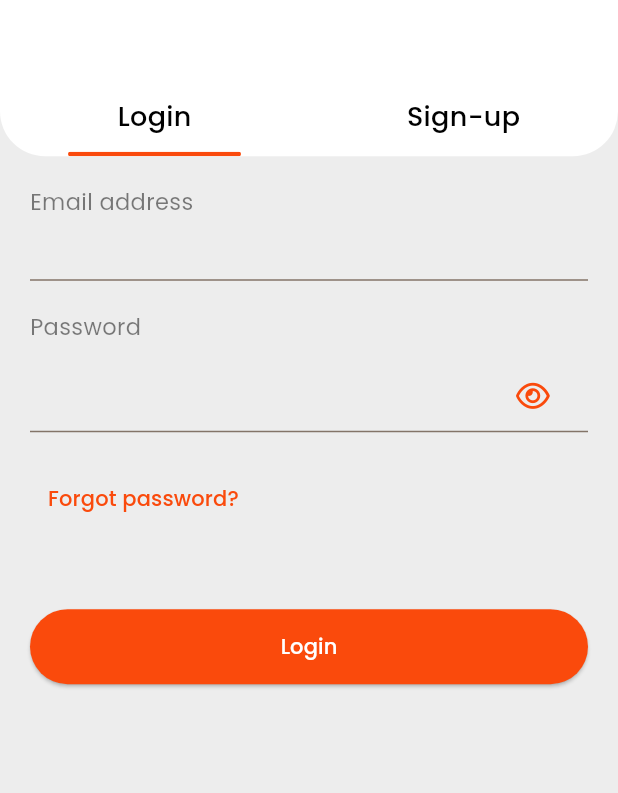
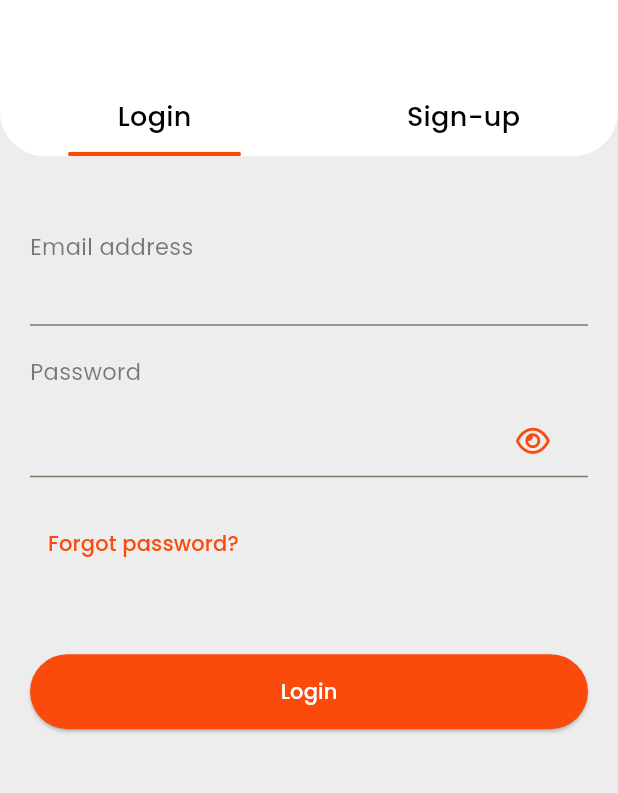
Before and after one commit to theshotayoboluwatife/bostan_abula_spot, a Flutter app: the screen it shows after launch, on a phone screen of 412 x 824 dp, the part 400-1193 px from its top. Run offline on Flutter 3.47's test engine with Material 3 defaults, Android fonts, the phone set to English and light mode, and no system bars; our stand-ins replace font_awesome_flutter, gap, go_router; project files that could hold a hidden picture were left out.

Commit message:
finished login form

```diff
--- a/lib/features/authentication/presentation/login_signup_screen.dart
+++ b/lib/features/authentication/presentation/login_signup_screen.dart
@@ -44,16 +44,16 @@ class _LoginSignUpScreenState extends State<LoginSignUpScreen> {
                       ),
                       child: Image.asset(
                         'assets/images/brand_identity/abulaSpotLagos.png',
-                        width: 150,
-                        height: 162,
+                        width: 150.0,
+                        height: 162.0,
                       ),
                     ),
 
                     //Page indicator
                     Positioned(
-                      left: 0,
-                      right: 0,
-                      bottom: 0,
+                      left: 0.0,
+                      right: 0.0,
+                      bottom: 0.0,
                       child: Row(
                         mainAxisAlignment: MainAxisAlignment.spaceAround,
                         children: List.generate(
@@ -100,12 +100,12 @@ class _LoginSignUpScreenState extends State<LoginSignUpScreen> {
             CustomText(
               text: authTypeText,
               color: Colors.black,
-              fontSize: 18,
+              fontSize: 18.0,
               fontWeight: FontWeight.w500,
             ),
             const Gap(10),
             SizedBox(
-              height: 3,
+              height: 3.0,
               width: size.width * 0.28,
               child: ClipRRect(
                 borderRadius: BorderRadius.circular(40.0),
--- a/lib/features/authentication/presentation/widgets/login_form.dart
+++ b/lib/features/authentication/presentation/widgets/login_form.dart
@@ -15,19 +15,13 @@ class _LoginFormState extends State<LoginForm> {
   final TextEditingController emailController = TextEditingController();
   final TextEditingController passwordController = TextEditingController();
 
-  /*@override
-  void dispose() {
-    super.dispose();
-    emailController.dispose();
-    passwordController.dispose();
-  }*/
-
   @override
   Widget build(BuildContext context) {
     return Form(
       child: Column(
         crossAxisAlignment: CrossAxisAlignment.start,
         children: [
+          const Gap(30.0),
           CustomText(
             text: 'Email address',
             fontSize: 15,
@@ -60,7 +54,7 @@ class _LoginFormState extends State<LoginForm> {
           const Gap(50.0),
           SizedBox(
             width: double.infinity,
-            height: 50,
+            height: 50.0,
             child: ElevatedButton(
               onPressed: () {},
               style: ElevatedButton.styleFrom(backgroundColor: Color(0xffFA4A0C)),
@@ -70,7 +64,7 @@ class _LoginFormState extends State<LoginForm> {
               ),
             ),
           ),
-          const Gap(50),
+          const Gap(50.0),
         ],
       ),
     );
```
